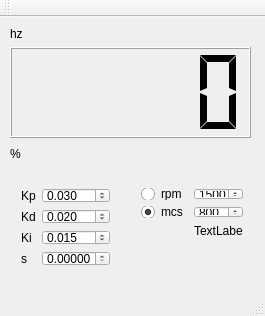
Before: the Qt Designer form mainwindow.ui in ypaaxx/ElectricSix, drawn with Qt 5.
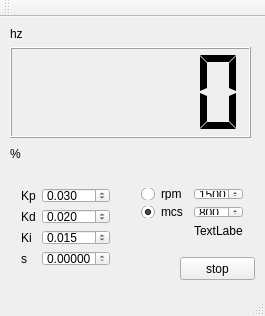
After: the same form once the commit is applied.

Commit message: список сокетов tcp для отправки Rpm Кнопка стоп защита от переоборотов исправлена ошибка с минимумом mcs

The edit to the form file:
```diff
--- a/mainwindow.ui
+++ b/mainwindow.ui
@@ -246,6 +246,19 @@
      <string>hz</string>
     </property>
    </widget>
+   <widget class="QPushButton" name="pushButtonStop">
+    <property name="geometry">
+     <rect>
+      <x>180</x>
+      <y>240</y>
+      <width>75</width>
+      <height>23</height>
+     </rect>
+    </property>
+    <property name="text">
+     <string>stop</string>
+    </property>
+   </widget>
   </widget>
   <widget class="QMenuBar" name="menuBar">
    <property name="geometry">
```
The commit also changes 3 other files.
